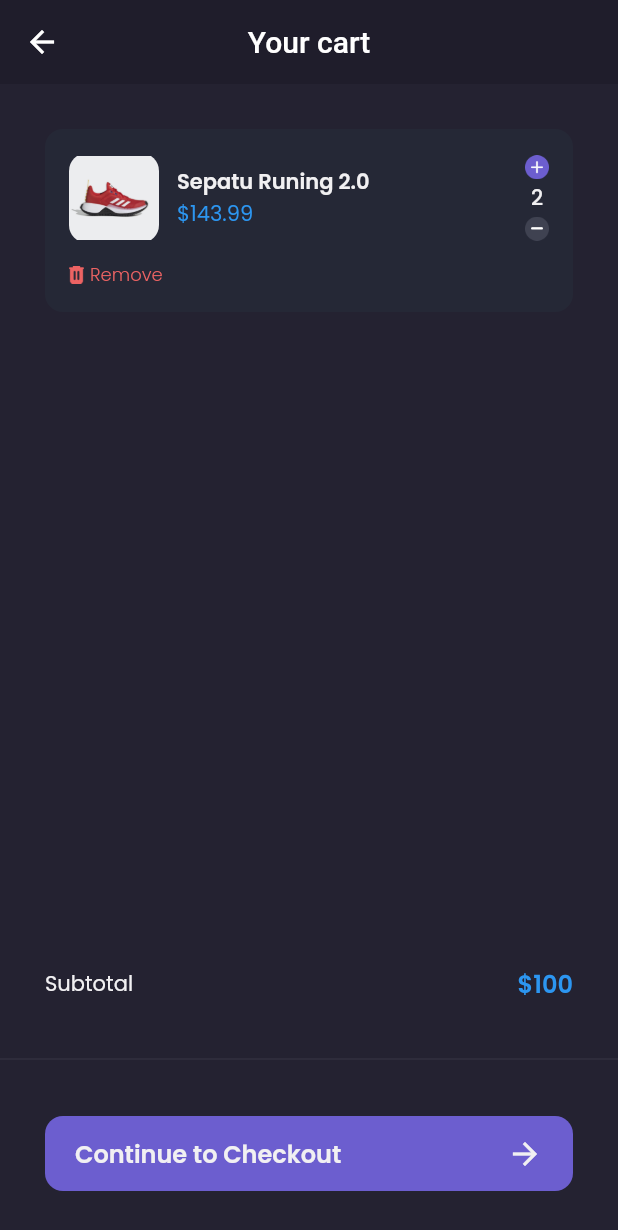
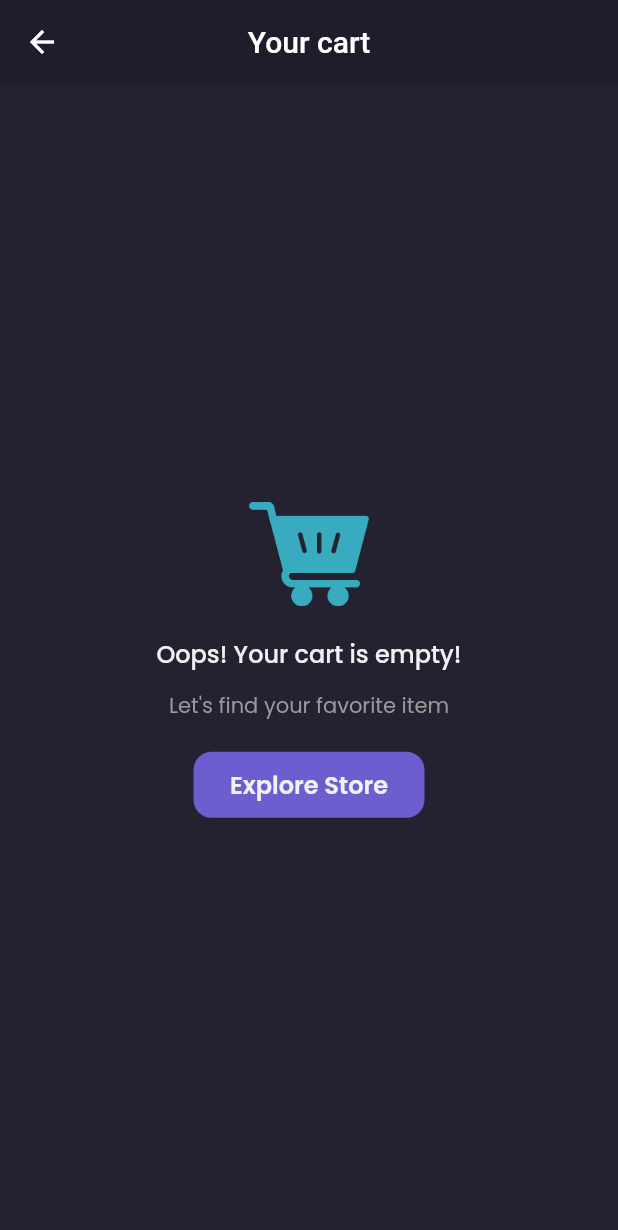
Before and after one commit to nipengg/Shamqq-frontend, a Flutter app: the CartPage screen opened by its route, on a phone screen of 412 x 824 dp. Shown: the top 1230 px of the screen. Run offline on Flutter 3.47's test engine with Material 2 defaults, Android fonts, the phone set to English and light mode, and no system bars; our stand-ins replace carousel_slider, google_fonts; accounts and stored records are empty; network calls fail.

Commit message:
display cart dynamicly

```diff
--- a/lib/main.dart
+++ b/lib/main.dart
@@ -1,6 +1,7 @@
 import 'package:flutter/material.dart';
 import 'package:provider/provider.dart';
 import 'package:shamqq_frontend/providers/auth_provider.dart';
+import 'package:shamqq_frontend/providers/cart_provider.dart';
 import 'package:shamqq_frontend/providers/product_provider.dart';
 import 'package:shamqq_frontend/providers/wishlist_provider.dart';
 import 'package:shamqq_frontend/screens/cart_page.dart';
@@ -24,7 +25,7 @@ class MyApp extends StatelessWidget {
         ChangeNotifierProvider(create: (context) => AuthProvider(),),
         ChangeNotifierProvider(create: (context) => ProductProvider(),),
         ChangeNotifierProvider(create: (context) => WishlistProvider(),),
-
+        ChangeNotifierProvider(create: (context) => CartProvider(),),
       ],
       child: MaterialApp(
         debugShowCheckedModeBanner: false,
--- a/lib/screens/cart_page.dart
+++ b/lib/screens/cart_page.dart
@@ -1,4 +1,6 @@
 import 'package:flutter/material.dart';
+import 'package:provider/provider.dart';
+import 'package:shamqq_frontend/providers/cart_provider.dart';
 import 'package:shamqq_frontend/theme.dart';
 import 'package:shamqq_frontend/widgets/cart_card.dart';
 
@@ -6,6 +8,8 @@ class CartPage extends StatelessWidget {
 
   @override
   Widget build(BuildContext context) {
+
+    CartProvider cartProvider = Provider.of<CartProvider>(context);
 
     Widget header(){
       return AppBar(
@@ -51,9 +55,7 @@ class CartPage extends StatelessWidget {
     Widget content(){
       return ListView(
         padding: EdgeInsets.symmetric(horizontal: 30),
-        children: [
-          CartCard(),
-        ],
+        children: cartProvider.carts.map((cart) => CartCard(cart)).toList(),
       );
     }
 
@@ -68,7 +70,7 @@ class CartPage extends StatelessWidget {
                 mainAxisAlignment: MainAxisAlignment.spaceBetween,
                 children: [
                   Text('Subtotal', style: primaryTextStyle,),
-                  Text('\$100', style: priceTextStyle.copyWith(fontSize: 16, fontWeight: semiBold),),
+                  Text('\$${cartProvider.totalPrice()}', style: priceTextStyle.copyWith(fontSize: 16, fontWeight: semiBold),),
                 ],
               ),
             ),
@@ -107,8 +109,8 @@ class CartPage extends StatelessWidget {
     return Scaffold(
       backgroundColor: background3,
       appBar: header(),
-      body: content(),
-      bottomNavigationBar: customButtonNav(),
+      body: cartProvider.carts.length == 0 ? emptyCart() : content(),
+      bottomNavigationBar: cartProvider.carts.length == 0 ? SizedBox() : customButtonNav(),
     );
   }
 }
--- a/lib/widgets/cart_card.dart
+++ b/lib/widgets/cart_card.dart
@@ -1,9 +1,19 @@
 import 'package:flutter/material.dart';
+import 'package:provider/provider.dart';
+import 'package:shamqq_frontend/models/cart_model.dart';
+import 'package:shamqq_frontend/providers/cart_provider.dart';
 import 'package:shamqq_frontend/theme.dart';
 
 class CartCard extends StatelessWidget {
+
+  final CartModel cart;
+  CartCard(this.cart);
+
   @override
   Widget build(BuildContext context) {
+
+    CartProvider cartProvider = Provider.of<CartProvider>(context);
+
     return Container(
       margin: EdgeInsets.only(top: 30),
       padding: EdgeInsets.symmetric(vertical: 16, horizontal: 16),
@@ -20,7 +30,7 @@ class CartCard extends StatelessWidget {
                 height: 60,
                 decoration: BoxDecoration(
                   borderRadius: BorderRadius.circular(12),
-                  image: DecorationImage(image: AssetImage('assets/Sepatu_running.png',)),
+                  image: DecorationImage(image: NetworkImage(cart.product.galleries[0].url,)),
                 ),
               ),
               SizedBox(width: 12),
@@ -28,29 +38,44 @@ class CartCard extends StatelessWidget {
                 child: Column(
                   crossAxisAlignment: CrossAxisAlignment.start,
                   children: [
-                    Text('Sepatu Runing 2.0', style: primaryTextStyle.copyWith(fontWeight: semiBold),),
-                    Text('\$143.99', style: priceTextStyle.copyWith(),),
+                    Text(cart.product.name, style: primaryTextStyle.copyWith(fontWeight: semiBold),),
+                    Text('\$${cart.product.price}', style: priceTextStyle.copyWith(),),
                   ],
                 ),
               ),
               Column(
                 children: [
-                  Image.asset('assets/button_add.png', width: 16, height: 16,),
+                  GestureDetector(
+                    onTap: () {
+                      cartProvider.addQuantity(cart.id);
+                    },
+                    child: Image.asset('assets/button_add.png', width: 16, height: 16,)
+                  ),
                   SizedBox(height: 2),
-                  Text('2', style: primaryTextStyle.copyWith(fontWeight: medium),),
+                  Text(cart.quantity.toString(), style: primaryTextStyle.copyWith(fontWeight: medium),),
                   SizedBox(height: 2),
-                  Image.asset('assets/button_min.png', width: 16, height: 16,),
+                  GestureDetector(
+                    onTap: () {
+                      cartProvider.reduceQuantity(cart.id);
+                    },
+                    child: Image.asset('assets/button_min.png', width: 16, height: 16,)
+                  ),
                 ],
               ),
             ],
           ),
           SizedBox(height: 12,),
-          Row(
-            children: [
-              Image.asset('assets/remove.png', width: 10,),
-              SizedBox(width: 4,),
-              Text('Remove', style: alertTextStyle.copyWith(fontSize: 12, fontWeight: light)),
-            ],
+          GestureDetector(
+            onTap: () {
+              cartProvider.removeCart(cart.id);
+            },
+            child: Row(
+              children: [
+                Image.asset('assets/remove.png', width: 10,),
+                SizedBox(width: 4,),
+                Text('Remove', style: alertTextStyle.copyWith(fontSize: 12, fontWeight: light)),
+              ],
+            ),
           ),
         ],
       ),
```
Also changed, not shown: lib/screens/product_page.dart (+6 -1 lines).
